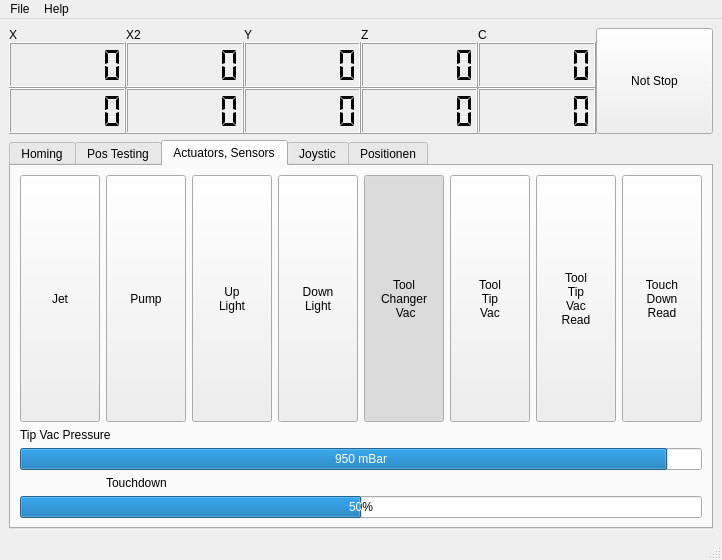
Above: Gui.ui from gxurma/PythonCanSteering before the change. Below: the same form after it.
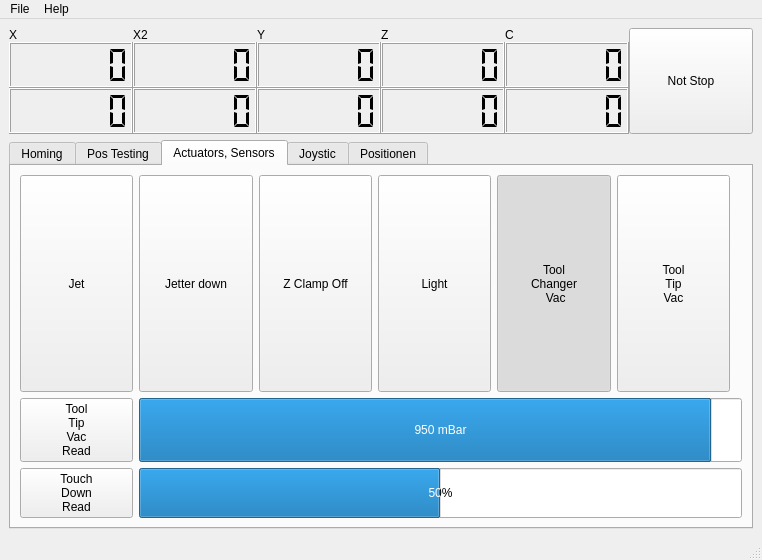
That is the form after the change. The open tabs and pages were chosen to show the change.

Commit message: modified for MKS-Sbase v1.3

What changed in the file:
```diff
--- a/Gui.ui
+++ b/Gui.ui
@@ -6,7 +6,7 @@
    <rect>
     <x>0</x>
     <y>0</y>
-    <width>681</width>
+    <width>762</width>
     <height>560</height>
    </rect>
   </property>
@@ -1017,33 +1017,6 @@
         <string>Actuators, Sensors</string>
        </attribute>
        <layout class="QGridLayout" name="gridLayout_5">
-        <item row="0" column="7">
-         <widget class="QPushButton" name="pushButtonTouchDownRead">
-          <property name="sizePolicy">
-           <sizepolicy hsizetype="Expanding" vsizetype="Expanding">
-            <horstretch>0</horstretch>
-            <verstretch>0</verstretch>
-           </sizepolicy>
-          </property>
-          <property name="text">
-           <string>Touch
-Down
-Read</string>
-          </property>
-          <property name="checkable">
-           <bool>false</bool>
-          </property>
-          <property name="checked">
-           <bool>false</bool>
-          </property>
-          <property name="autoRepeat">
-           <bool>true</bool>
-          </property>
-          <property name="default">
-           <bool>false</bool>
-          </property>
-         </widget>
-        </item>
         <item row="0" column="5">
          <widget class="QPushButton" name="pushButtonToolTipVac">
           <property name="sizePolicy">
@@ -1068,64 +1041,6 @@
           </property>
          </widget>
         </item>
-        <item row="3" column="1">
-         <widget class="QLabel" name="label">
-          <property name="text">
-           <string>Touchdown</string>
-          </property>
-         </widget>
-        </item>
-        <item row="0" column="2">
-         <widget class="QPushButton" name="pushButtonUplight">
-          <property name="sizePolicy">
-           <sizepolicy hsizetype="Expanding" vsizetype="Expanding">
-            <horstretch>0</horstretch>
-            <verstretch>0</verstretch>
-           </sizepolicy>
-          </property>
-          <property name="text">
-           <string>Up
-Light</string>
-          </property>
-          <property name="checkable">
-           <bool>true</bool>
-          </property>
-          <property name="checked">
-           <bool>false</bool>
-          </property>
-          <property name="default">
-           <bool>false</bool>
-          </property>
-         </widget>
-        </item>
-        <item row="0" column="6">
-         <widget class="QPushButton" name="pushButtonToolTipVacRead">
-          <property name="sizePolicy">
-           <sizepolicy hsizetype="Expanding" vsizetype="Expanding">
-            <horstretch>0</horstretch>
-            <verstretch>0</verstretch>
-           </sizepolicy>
-          </property>
-          <property name="text">
-           <string>Tool
-Tip
-Vac
-Read</string>
-          </property>
-          <property name="checkable">
-           <bool>false</bool>
-          </property>
-          <property name="checked">
-           <bool>false</bool>
-          </property>
-          <property name="autoRepeat">
-           <bool>true</bool>
-          </property>
-          <property name="default">
-           <bool>false</bool>
-          </property>
-         </widget>
-        </item>
         <item row="0" column="3">
          <widget class="QPushButton" name="pushButtonDownlight">
           <property name="sizePolicy">
@@ -1135,8 +1050,7 @@
            </sizepolicy>
           </property>
           <property name="text">
-           <string>Down
-Light</string>
+           <string>Light</string>
           </property>
           <property name="checkable">
            <bool>true</bool>
@@ -1182,7 +1096,7 @@
            </sizepolicy>
           </property>
           <property name="text">
-           <string>Pump</string>
+           <string>Jetter down</string>
           </property>
           <property name="checkable">
            <bool>true</bool>
@@ -1217,7 +1131,103 @@
           </property>
          </widget>
         </item>
-        <item row="2" column="0" colspan="8">
+        <item row="2" column="0">
+         <widget class="QPushButton" name="pushButtonToolTipVacRead">
+          <property name="sizePolicy">
+           <sizepolicy hsizetype="Expanding" vsizetype="Expanding">
+            <horstretch>0</horstretch>
+            <verstretch>0</verstretch>
+           </sizepolicy>
+          </property>
+          <property name="text">
+           <string>Tool
+Tip
+Vac
+Read</string>
+          </property>
+          <property name="checkable">
+           <bool>false</bool>
+          </property>
+          <property name="checked">
+           <bool>false</bool>
+          </property>
+          <property name="autoRepeat">
+           <bool>true</bool>
+          </property>
+          <property name="default">
+           <bool>false</bool>
+          </property>
+         </widget>
+        </item>
+        <item row="0" column="2">
+         <widget class="QPushButton" name="pushButtonZClampOff">
+          <property name="sizePolicy">
+           <sizepolicy hsizetype="Expanding" vsizetype="Expanding">
+            <horstretch>0</horstretch>
+            <verstretch>0</verstretch>
+           </sizepolicy>
+          </property>
+          <property name="text">
+           <string>Z Clamp Off</string>
+          </property>
+          <property name="checkable">
+           <bool>true</bool>
+          </property>
+          <property name="checked">
+           <bool>false</bool>
+          </property>
+          <property name="default">
+           <bool>false</bool>
+          </property>
+         </widget>
+        </item>
+        <item row="4" column="1" colspan="7">
+         <widget class="QProgressBar" name="progressBarTouchDownRead">
+          <property name="sizePolicy">
+           <sizepolicy hsizetype="Expanding" vsizetype="Expanding">
+            <horstretch>0</horstretch>
+            <verstretch>0</verstretch>
+           </sizepolicy>
+          </property>
+          <property name="maximum">
+           <number>100</number>
+          </property>
+          <property name="value">
+           <number>50</number>
+          </property>
+          <property name="format">
+           <string>%p%</string>
+          </property>
+         </widget>
+        </item>
+        <item row="4" column="0">
+         <widget class="QPushButton" name="pushButtonTouchDownRead">
+          <property name="sizePolicy">
+           <sizepolicy hsizetype="Expanding" vsizetype="Expanding">
+            <horstretch>0</horstretch>
+            <verstretch>0</verstretch>
+           </sizepolicy>
+          </property>
+          <property name="text">
+           <string>Touch
+Down
+Read</string>
+          </property>
+          <property name="checkable">
+           <bool>false</bool>
+          </property>
+          <property name="checked">
+           <bool>false</bool>
+          </property>
+          <property name="autoRepeat">
+           <bool>true</bool>
+          </property>
+          <property name="default">
+           <bool>false</bool>
+          </property>
+         </widget>
+        </item>
+        <item row="2" column="1" colspan="7">
          <widget class="QProgressBar" name="progressBarToolTipVacRead">
           <property name="sizePolicy">
            <sizepolicy hsizetype="Expanding" vsizetype="Expanding">
@@ -1236,32 +1246,6 @@
           </property>
          </widget>
         </item>
-        <item row="4" column="0" colspan="8">
-         <widget class="QProgressBar" name="progressBarTouchDownRead">
-          <property name="sizePolicy">
-           <sizepolicy hsizetype="Expanding" vsizetype="Expanding">
-            <horstretch>0</horstretch>
-            <verstretch>0</verstretch>
-           </sizepolicy>
-          </property>
-          <property name="maximum">
-           <number>100</number>
-          </property>
-          <property name="value">
-           <number>50</number>
-          </property>
-          <property name="format">
-           <string>%p%</string>
-          </property>
-         </widget>
-        </item>
-        <item row="1" column="0" colspan="2">
-         <widget class="QLabel" name="label_13">
-          <property name="text">
-           <string>Tip Vac Pressure</string>
-          </property>
-         </widget>
-        </item>
        </layout>
       </widget>
       <widget class="QWidget" name="tab_5">
@@ -1773,7 +1757,7 @@
     <rect>
      <x>0</x>
      <y>0</y>
-     <width>681</width>
+     <width>762</width>
      <height>22</height>
     </rect>
    </property>
```
Left out of the diff: 220 changed lines with no effect on the pictures. The commit also changes 1 other file.
